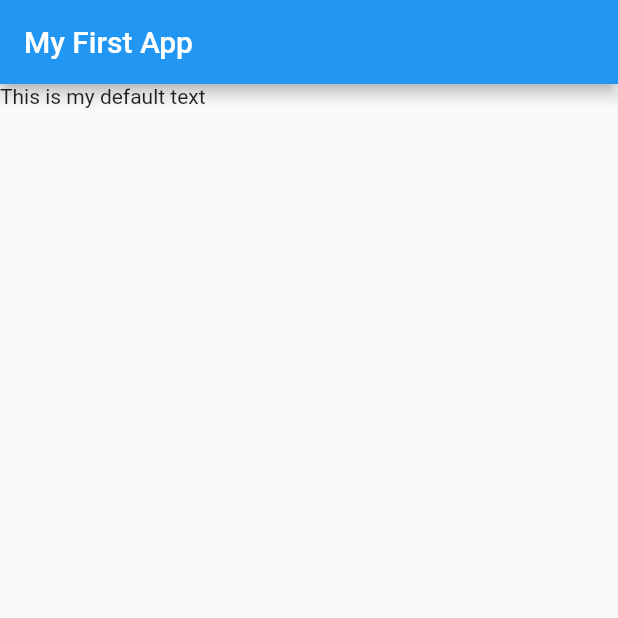
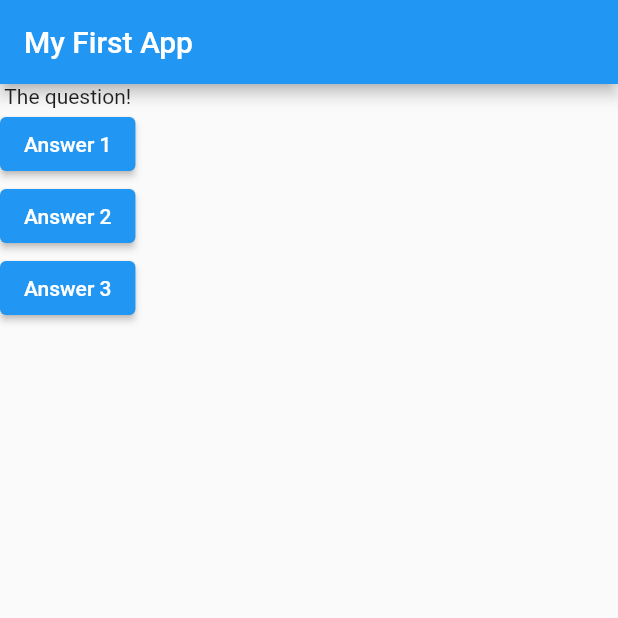
Before and after one commit to polnikovandrey/flutter_complete_guide, a Flutter app: the screen it shows after launch, on a phone screen of 412 x 824 dp, the top half of it. Run offline on Flutter 3.47's test engine with Material 2 defaults, Android fonts, the phone set to English and light mode, and no system bars.

Commit message:
App from scratch ...2

```diff
--- a/lib/main.dart
+++ b/lib/main.dart
@@ -5,14 +5,39 @@ void main() => runApp(const MyApp());
 class MyApp extends StatelessWidget {
   const MyApp({Key? key}) : super(key: key);
 
+  void answerQuestion() {
+    print('Answer chosen!');
+  }
+
   @override
   Widget build(BuildContext context) {
+    var questions = [
+      'What\'s your favorite color?',
+      'What\'s your favorite animal?',
+    ];
+
     return MaterialApp(
       home: Scaffold(
         appBar: AppBar(
           title: const Text('My First App'),
         ),
-        body: const Text('This is my default text'),
+        body: Column(
+          children: [
+            const Text('The question!'),
+            ElevatedButton(
+              onPressed: answerQuestion,
+              child: const Text('Answer 1'),
+            ),
+            ElevatedButton(
+              onPressed: answerQuestion,
+              child: const Text('Answer 2'),
+            ),
+            ElevatedButton(
+              onPressed: answerQuestion,
+              child: const Text('Answer 3'),
+            ),
+          ],
+        ),
       ),
     );
   }
```
